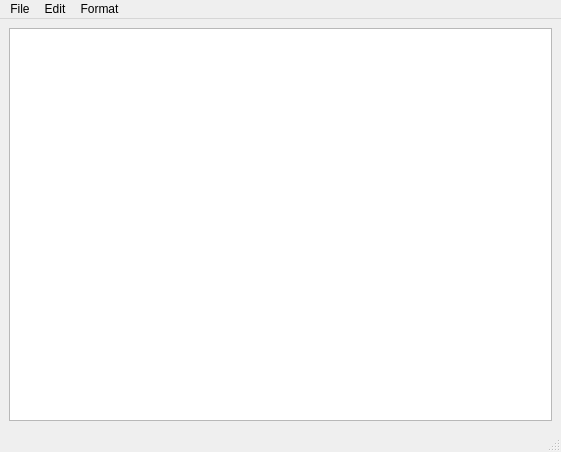
Above: Notebook.ui from jsaunders25/notebook-demo before the change. Below: the same form after it.
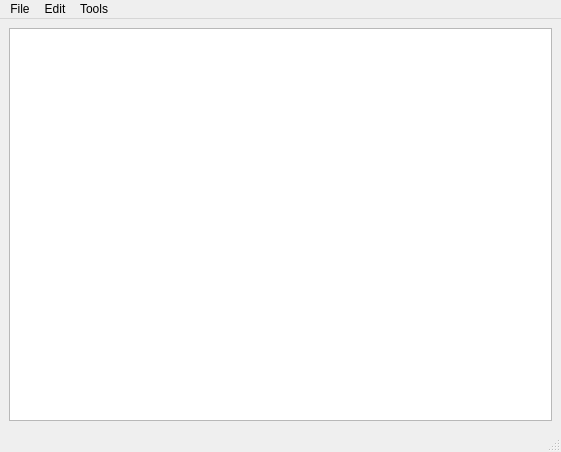
That is the form after the change. Icons and pictures are not drawn.

Diff of the .ui file:
```diff
--- a/Notebook.ui
+++ b/Notebook.ui
@@ -34,7 +34,7 @@
      <x>0</x>
      <y>0</y>
      <width>561</width>
-     <height>25</height>
+     <height>20</height>
     </rect>
    </property>
    <widget class="QMenu" name="menuFile">
@@ -62,16 +62,16 @@
     <addaction name="separator"/>
     <addaction name="actionFind"/>
    </widget>
-   <widget class="QMenu" name="menuFormat">
+   <widget class="QMenu" name="menuTools">
     <property name="title">
-     <string>Format</string>
+     <string>Tools</string>
     </property>
     <addaction name="actionFont"/>
     <addaction name="actionPreferences"/>
    </widget>
    <addaction name="menuFile"/>
    <addaction name="menuEdit"/>
-   <addaction name="menuFormat"/>
+   <addaction name="menuTools"/>
   </widget>
   <widget class="QStatusBar" name="statusbar"/>
   <action name="actionNew">
```
Left out of the diff: 55 changed lines with no effect on the pictures.
